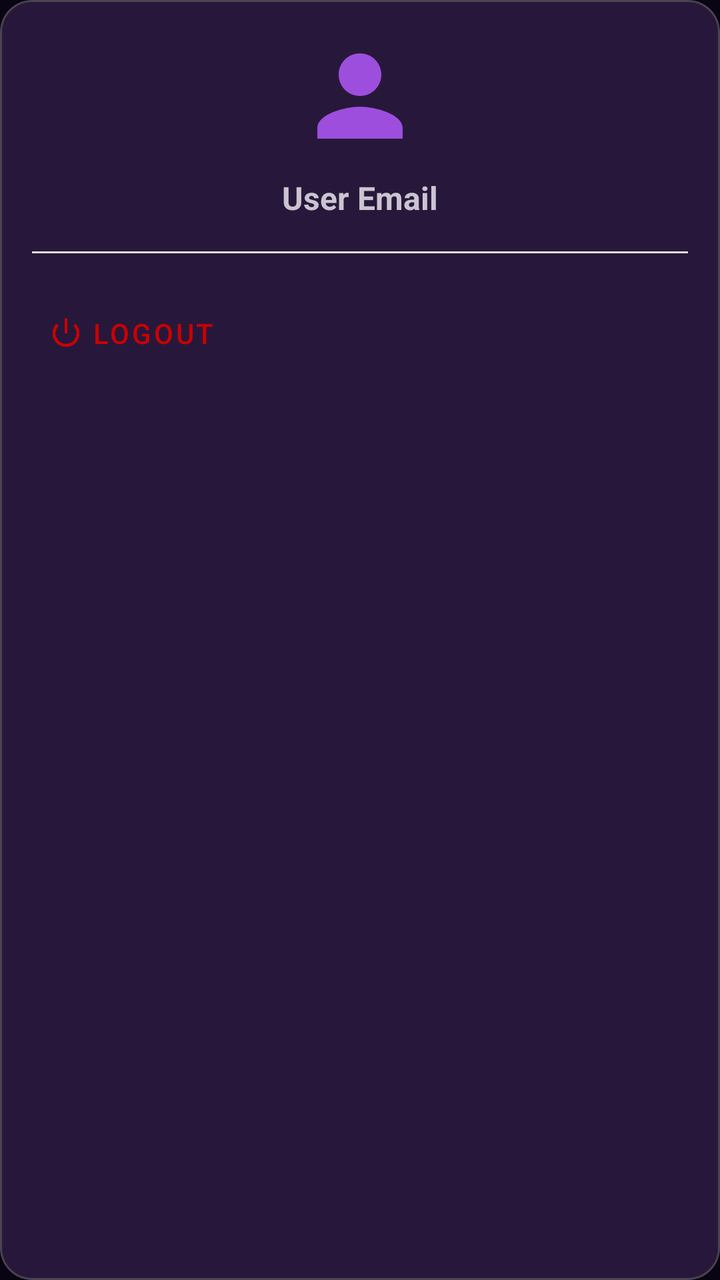
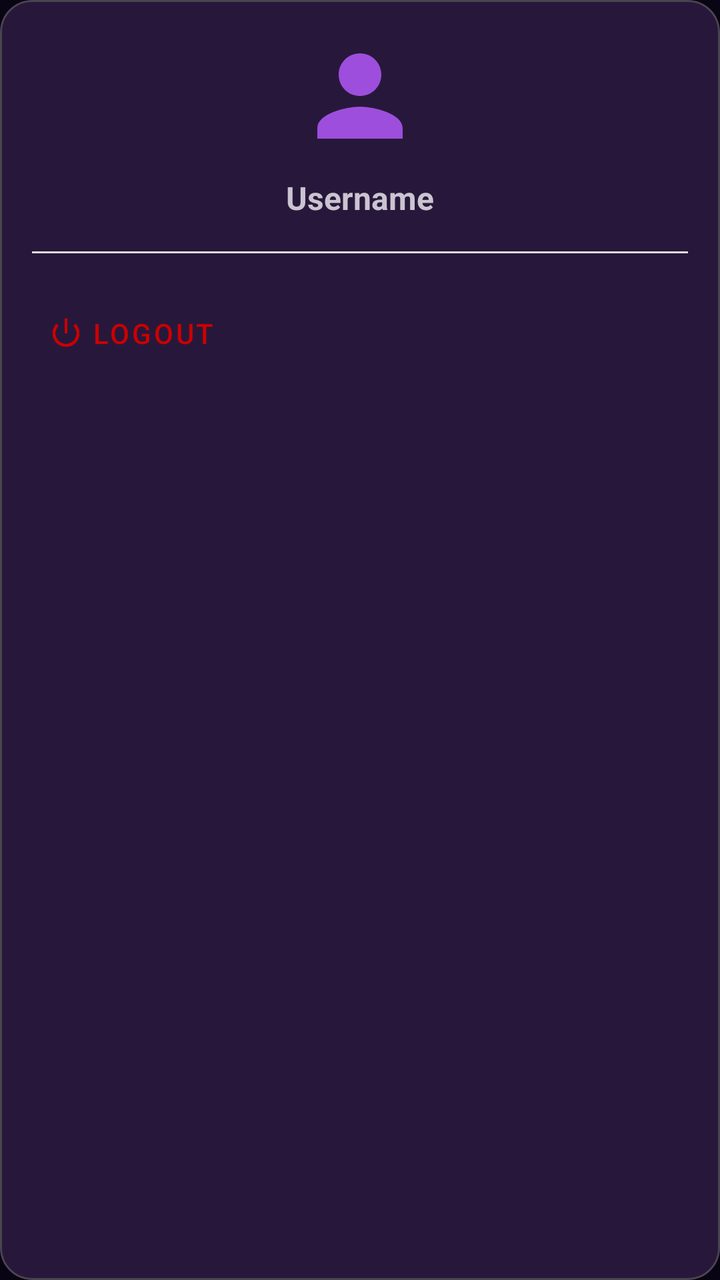

The first picture is an Android layout as it rendered before a commit; the second is the same layout after the commit. The layout source and the unified diff follow.
<!-- AndroidManifest.xml: application theme Theme.CinemaPE -->
<!-- res/layout/layout_profile_dialog.xml -->
<?xml version="1.0" encoding="utf-8"?>
<com.google.android.material.card.MaterialCardView xmlns:android="http://schemas.android.com/apk/res/android"
    xmlns:app="http://schemas.android.com/apk/res-auto"
    android:layout_width="280dp"
    android:layout_height="wrap_content"
    app:cardCornerRadius="16dp"
    app:cardElevation="8dp">

    <LinearLayout
        android:layout_width="match_parent"
        android:layout_height="wrap_content"
        android:orientation="vertical"
        android:padding="16dp">

        <ImageView
            android:layout_width="64dp"
            android:layout_height="64dp"
            android:layout_gravity="center"
            android:src="@drawable/ic_profile"
            app:tint="?attr/colorPrimary" />

        <TextView
            android:id="@+id/tvUserEmail"
            android:layout_width="wrap_content"
            android:layout_height="wrap_content"
            android:layout_gravity="center"
            android:layout_marginTop="8dp"
            android:text="User Email"
            android:textSize="16sp"
            android:textStyle="bold" />

        <View
            android:layout_width="match_parent"
            android:layout_height="1dp"
            android:layout_marginVertical="16dp"
            android:background="#DDDDDD" />

        <com.google.android.material.button.MaterialButton
            android:id="@+id/btn_logout"
            style="@style/Widget.MaterialComponents.Button.TextButton"
            android:layout_width="match_parent"
            android:layout_height="wrap_content"
            android:gravity="start|center_vertical"
            android:text="Logout"
            android:textColor="@android:color/holo_red_dark"
            app:icon="@android:drawable/ic_lock_power_off"
            app:iconTint="@android:color/holo_red_dark" />

    </LinearLayout>
</com.google.android.material.card.MaterialCardView>
<!-- resources referenced by this layout -->
<resources>
  <!-- drawable ic_profile (drawable) -->
  <vector xmlns:android="http://schemas.android.com/apk/res/android"
      android:width="24dp"
      android:height="24dp"
      android:viewportWidth="24"
      android:viewportHeight="24"
      android:tint="?attr/colorControlNormal">
      <path
          android:fillColor="@android:color/white"
          android:pathData="M12,12c2.21,0 4,-1.79 4,-4s-1.79,-4 -4,-4 -4,1.79 -4,4 1.79,4 4,4zM12,14c-2.67,0 -8,1.34 -8,4v2h16v-2c0,-2.66 -5.33,-4 -8,-4z" />
  </vector>
  <style name="Theme.CinemaPE" parent="Base.Theme.CinemaPE" />
  <style name="Base.Theme.CinemaPE" parent="Theme.Material3.Dark.NoActionBar">
          <item name="colorPrimary">@color/purple_primary</item>
          <item name="colorOnPrimary">@color/purple_bg_dark</item>
  
          <item name="android:windowBackground">@color/purple_bg_dark</item>
          <item name="colorSurface">@color/purple_card_dark</item>
          <item name="colorOnSurface">@color/text_main</item>
  
          <item name="colorPrimaryContainer">@color/purple_bg_dark</item>
          <item name="colorOnPrimaryContainer">@color/purple_primary</item>
          <item name="colorSurfaceVariant">@color/purple_bg_dark</item>
  
          <item name="colorSecondaryContainer">#269D4EDD</item>
          <item name="colorOnSecondaryContainer">@color/purple_primary</item>
  
          <item name="android:statusBarColor">@color/purple_bg_dark</item>
      </style>
  <color name="purple_primary">#FF9D4EDD</color>
  <color name="purple_bg_dark">#FF0A0516</color>
  <color name="purple_card_dark">#FF181126</color>
  <color name="text_main">#FFF5F5F7</color>
</resources>

<!-- the commit's change to res/layout/layout_profile_dialog.xml (unified diff, before → after) -->
@@ -20,12 +20,12 @@
             app:tint="?attr/colorPrimary" />
 
         <TextView
-            android:id="@+id/tvUserEmail"
+            android:id="@+id/tvUsername"
             android:layout_width="wrap_content"
             android:layout_height="wrap_content"
             android:layout_gravity="center"
             android:layout_marginTop="8dp"
-            android:text="User Email"
+            android:text="Username"
             android:textSize="16sp"
             android:textStyle="bold" />
 
